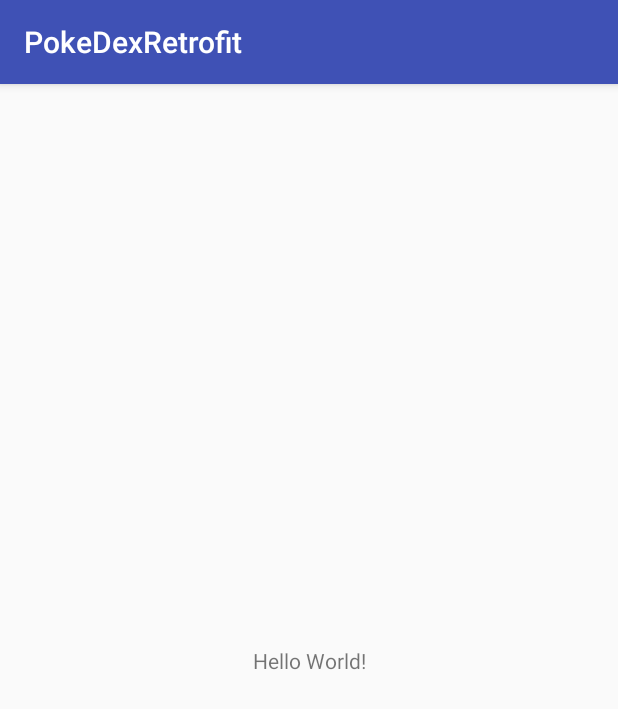
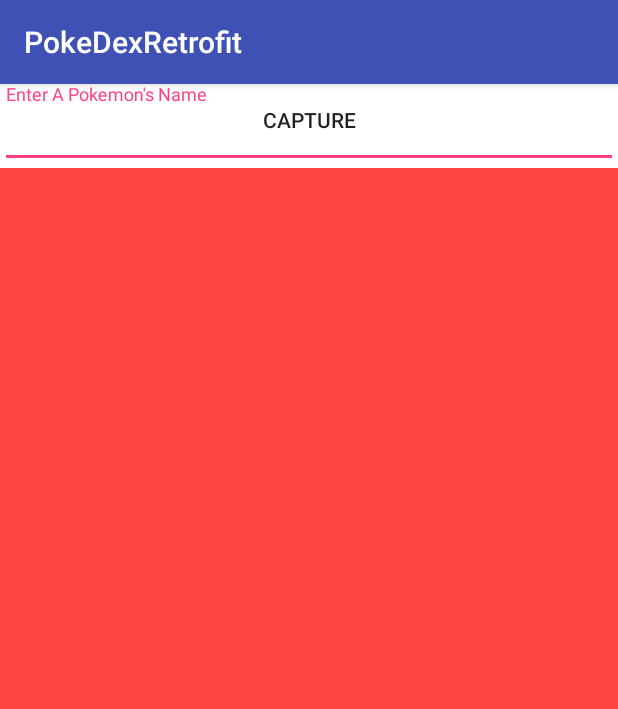
Before and after one commit to ElijahMitchellSmith/PokeDexRetrofit, an Android app: the screen it shows after launch (MainActivity), on a phone screen of 412 x 824 dp. Shown: the top 709 px of the screen. Run offline under Robolectric (Android 15) with nearby library versions, the phone set to English and light mode, and no system bars.

Commit message:
Added layouts and dependencies

```diff
--- a/app/src/main/res/layout/activity_main.xml
+++ b/app/src/main/res/layout/activity_main.xml
@@ -4,15 +4,43 @@
     xmlns:tools="http://schemas.android.com/tools"
     android:layout_width="match_parent"
     android:layout_height="match_parent"
+    android:background="@android:color/holo_red_light"
     tools:context=".MainActivity">
 
-    <TextView
-        android:layout_width="wrap_content"
+    <Button
+        android:id="@+id/submit_button"
+        android:layout_width="0dp"
         android:layout_height="wrap_content"
-        android:text="Hello World!"
+        android:background="@android:color/transparent"
+        android:text="Capture"
+        app:layout_constraintEnd_toEndOf="parent"
+        app:layout_constraintStart_toStartOf="parent"
+        tools:layout_editor_absoluteY="463dp" />
+
+    <android.support.design.widget.TextInputLayout
+        android:id="@+id/pokemon_edit_layout"
+        android:layout_width="match_parent"
+        android:layout_height="wrap_content"
+        android:background="@android:color/white">
+
+        <android.support.design.widget.TextInputEditText
+            android:id="@+id/pokemon_edittext"
+            android:layout_width="match_parent"
+            android:layout_height="wrap_content"
+            android:hint="Enter A Pokemon's Name"
+            android:textColor="@android:color/black" />
+    </android.support.design.widget.TextInputLayout>
+
+    <FrameLayout
+        android:id="@+id/fragment_holder"
+        android:layout_width="0dp"
+        android:layout_height="0dp"
         app:layout_constraintBottom_toBottomOf="parent"
-        app:layout_constraintLeft_toLeftOf="parent"
-        app:layout_constraintRight_toRightOf="parent"
-        app:layout_constraintTop_toTopOf="parent" />
+        app:layout_constraintEnd_toEndOf="parent"
+        app:layout_constraintStart_toStartOf="parent"
+        app:layout_constraintTop_toTopOf="parent"
+        app:layout_constraintVertical_bias="0.498">
+
+    </FrameLayout>
 
 </android.support.constraint.ConstraintLayout>
--- /dev/null
+++ b/app/src/main/res/layout/fragment_pokedex.xml
@@ -0,0 +1,6 @@
+<?xml version="1.0" encoding="utf-8"?>
+<android.support.constraint.ConstraintLayout
+    xmlns:android="http://schemas.android.com/apk/res/android" android:layout_width="match_parent"
+    android:layout_height="match_parent">
+
+</android.support.constraint.ConstraintLayout>
```
Also changed, not shown: app/build.gradle (+9 -0 lines), app/src/main/java/com/example/elijahsmith/pokedexretrofit/PokemonApiCalls.java (added, +23 -0 lines), app/src/main/java/com/example/elijahsmith/pokedexretrofit/PokemonFragment.java (added, +11 -0 lines), 1 other file.
